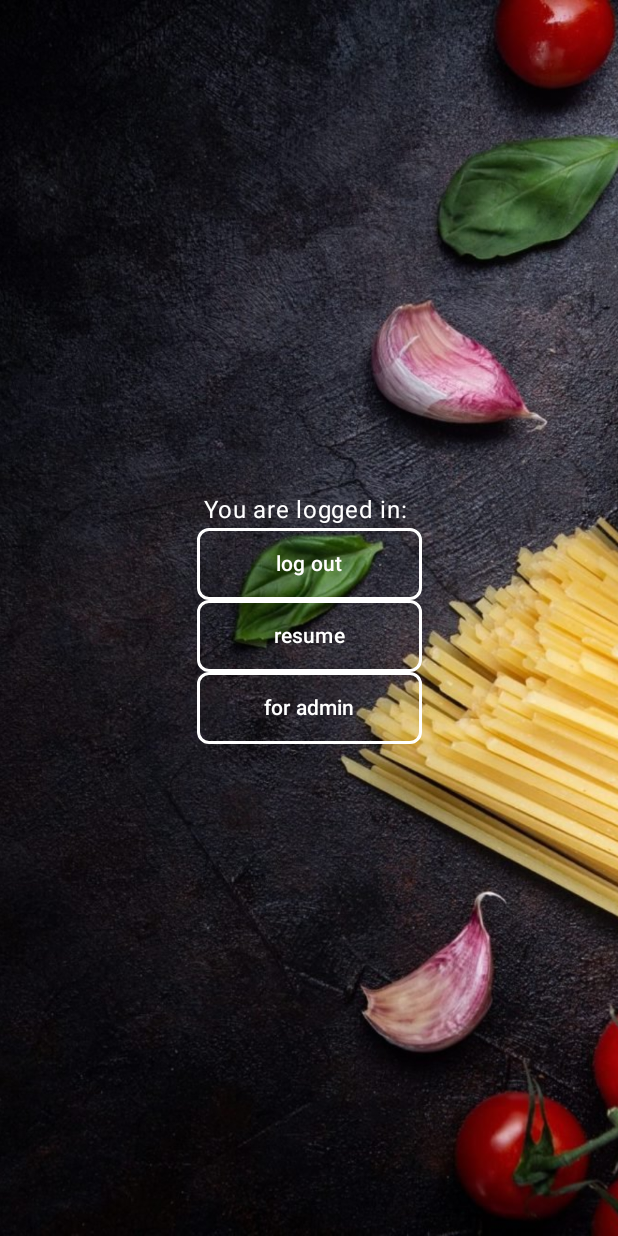
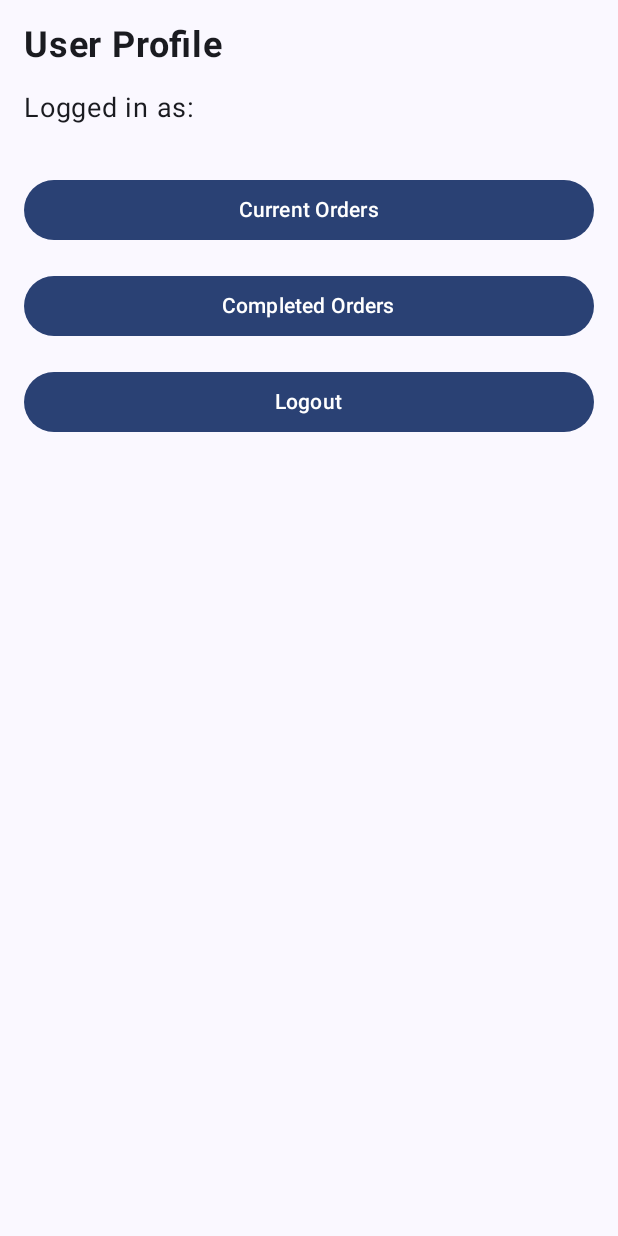
Before and after one commit to ZagrutdinovAzat/FoodDelivery, an Android app built with Jetpack Compose: the Profile screen opened through its navigation route, on a phone screen of 412 x 824 dp. Run offline under Robolectric (Android 15) with nearby library versions, the phone set to English and light mode, and no system bars; our stand-ins replace Firebase (no records; nobody signed in at launch, a user with empty details on screens opened directly).

Commit message:
develop/currentOrders

```diff
--- a/app/src/main/java/com/example/fooddeliveryfirebase/MainActivity.kt
+++ b/app/src/main/java/com/example/fooddeliveryfirebase/MainActivity.kt
@@ -45,7 +45,7 @@ class MainActivity : ComponentActivity() {
                     color = MaterialTheme.colorScheme.background
                 ) {
                     val start: String = if (db.userStatusLiveData.value == 1) {
-                        Marshroutes.profileRoute
+                        Marshroutes.connectingRoute
                     } else {
                         Marshroutes.loginRoute
                     }
--- a/app/src/main/java/com/example/fooddeliveryfirebase/ui/theme/BasketScreen.kt
+++ b/app/src/main/java/com/example/fooddeliveryfirebase/ui/theme/BasketScreen.kt
@@ -93,7 +93,7 @@ fun BottomBarForCart(
                                 tint = Color.Black
                             )
                         }
-                        IconButton(onClick = { /* Действие при нажатии кнопки "Profile" */ }) {
+                        IconButton(onClick = { navController.navigate(Marshroutes.profileRoute) }) {
                             Icon(
                                 Icons.Filled.Person,
                                 contentDescription = "Profile",
--- /dev/null
+++ b/app/src/main/java/com/example/fooddeliveryfirebase/ui/theme/ProfileScreen.kt
@@ -0,0 +1,63 @@
+package com.example.fooddeliveryfirebase.ui.theme
+
+import androidx.compose.foundation.layout.Column
+import androidx.compose.foundation.layout.Spacer
+import androidx.compose.foundation.layout.fillMaxSize
+import androidx.compose.foundation.layout.fillMaxWidth
+import androidx.compose.foundation.layout.height
+import androidx.compose.foundation.layout.padding
+import androidx.compose.material3.Button
+import androidx.compose.material3.Text
+import androidx.compose.runtime.Composable
+import androidx.compose.ui.Modifier
+import androidx.compose.ui.text.font.FontWeight
+import androidx.compose.ui.unit.dp
+import androidx.compose.ui.unit.sp
+import androidx.navigation.NavController
+
+@Composable
+fun ProfileScreen(navController: NavController, db: DbHelper) {
+    Column(
+        modifier = Modifier
+            .padding(16.dp)
+            .fillMaxSize()
+    ) {
+        Text(
+            text = "User Profile",
+            fontSize = 24.sp,
+            fontWeight = FontWeight.Bold,
+            modifier = Modifier.padding(bottom = 16.dp)
+        )
+        Text(
+            text = "Logged in as: ${db.cUser!!.email}",
+            fontSize = 18.sp,
+            modifier = Modifier.padding(bottom = 8.dp)
+        )
+        Spacer(modifier = Modifier.height(16.dp))
+        Button(
+            onClick = { navController.navigate(Marshroutes.currentOrdersRoute) /* TODO: Handle Current Orders */ },
+            modifier = Modifier
+                .fillMaxWidth()
+                .padding(vertical = 8.dp)
+        ) {
+            Text("Current Orders")
+        }
+
+        Button(
+            onClick = { /* TODO: Handle Completed Orders */ },
+            modifier = Modifier
+                .fillMaxWidth()
+                .padding(vertical = 8.dp)
+        ) {
+            Text("Completed Orders")
+        }
+        Button(
+            onClick = { db.logOut(navController) },
+            modifier = Modifier
+                .fillMaxWidth()
+                .padding(vertical = 8.dp)
+        ) {
+            Text("Logout")
+        }
+    }
+}
```
Also changed, not shown: app/src/main/java/com/example/fooddeliveryfirebase/ui/theme/CheckoutScreen.kt (renamed from app/src/main/java/com/example/fooddeliveryfirebase/ui/theme/OrderScreen.kt, +6 -5 lines), app/src/main/java/com/example/fooddeliveryfirebase/ui/theme/CurrentOrdersScreen.kt (added, +56 -0 lines), app/src/main/java/com/example/fooddeliveryfirebase/ui/theme/DbHelper.kt (+77 -6 lines), app/src/main/java/com/example/fooddeliveryfirebase/ui/theme/MenuScreen.kt (+3 -4 lines), app/src/main/java/com/example/fooddeliveryfirebase/ui/theme/MyNavigation.kt (+17 -2 lines).
